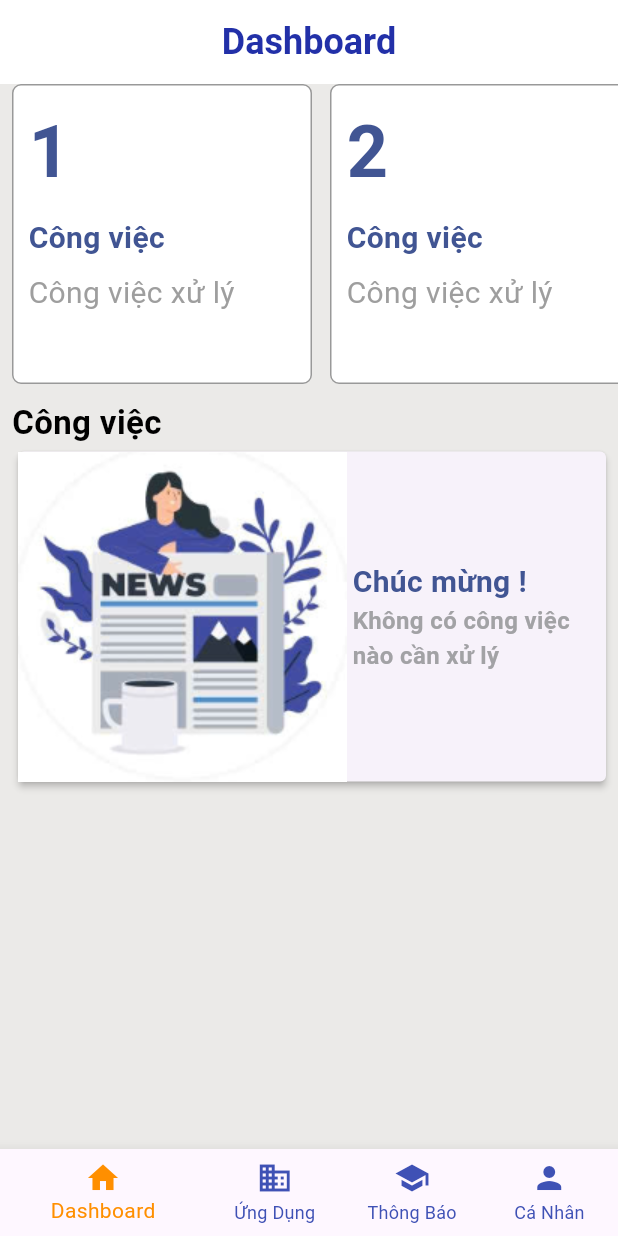
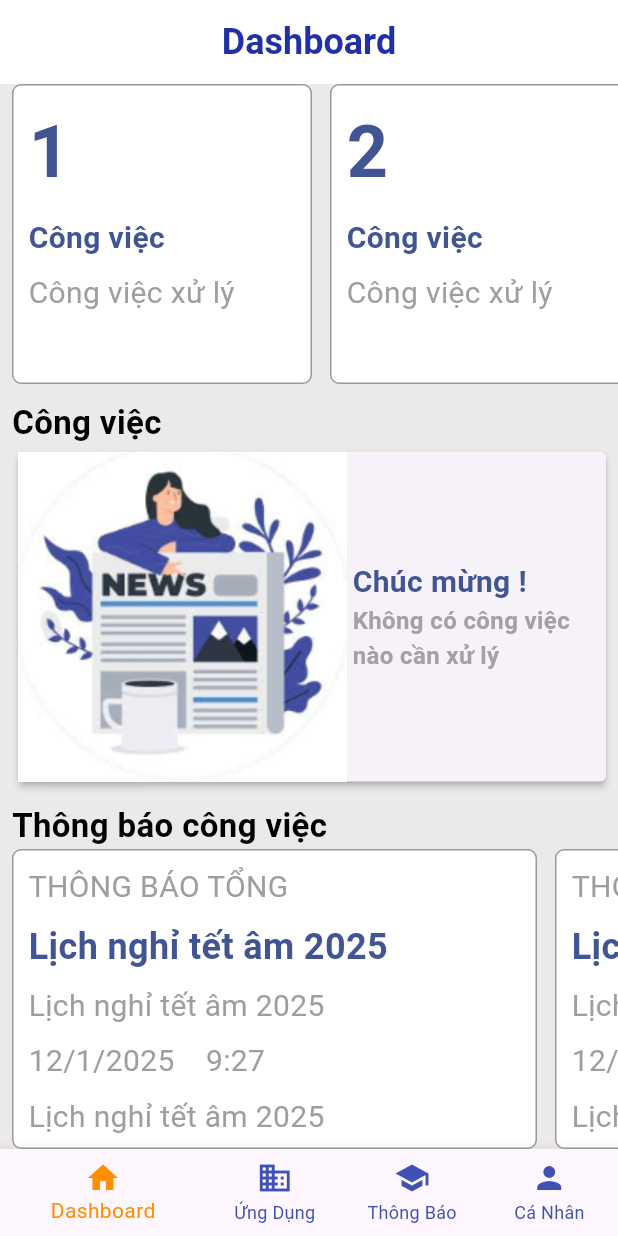
Before and after one commit to tqdaoinfo108/wayos_clone, a Flutter app: the screen it shows after launch, on a phone screen of 412 x 824 dp. Run offline on Flutter 3.47's test engine with Material 3 defaults, Android fonts, the phone set to English and light mode, and no system bars; our stand-ins replace flutter_svg, get_storage, loading_animation_widget, toastification; Roboto replaces fonts that are missing (Plus Jakarta).

Commit message:
Feat: Dashboard inform task

```diff
--- /dev/null
+++ b/lib/components/home/dashboard/inform-dashboard.dart
@@ -0,0 +1,112 @@
+import 'package:flutter/material.dart';
+import 'package:wayos_clone/utils/constants.dart';
+
+class InformDashboard extends StatelessWidget {
+  @override
+  Widget build(BuildContext context) {
+    return Column(
+      children: [
+        Row(
+          children: [
+            Text("Thông báo công việc",
+                style: TextStyle(
+                    fontSize: 22,
+                    fontWeight: FontWeight.w600,
+                    color: Colors.black)),
+          ],
+        ),
+      SizedBox(
+      height: 200, // Set height to fit the item
+      child: ListView.builder(
+        scrollDirection: Axis.horizontal, // Horizontal scrolling
+        itemCount: 10, // Number of items
+        itemBuilder: (context, index) {
+          return ItemInformDashboard(
+            type:"THÔNG BÁO TỔNG",
+            title:"Lịch nghỉ tết âm 2025",
+            description: "Lịch nghỉ tết âm 2025",
+            dateAndTime:new DateTime(2025,1,12,9,27),
+            author:"Nguyễn Văn A"
+          );
+        },
+      ),
+    )]);
+
+
+  }
+
+}
+
+class ItemInformDashboard extends StatelessWidget {
+  final String type;
+  final String title;
+  final String description;
+  final DateTime dateAndTime;
+  final String author;
+  ItemInformDashboard(
+      {required this.type, required this.title, required this.description,required this.dateAndTime,required this.author});
+
+
+  @override
+  Widget build(BuildContext context) {
+    return Container(
+      alignment: Alignment.centerLeft,
+      width: 350,
+      height:200 ,
+      margin: EdgeInsets.only(right:12),
+      padding: EdgeInsets.all(10),
+      decoration:  BoxDecoration(
+          color: Colors.white,
+          border: Border.all(color: Color.fromRGBO(0,0,0,0.4), width: 1),
+          borderRadius: BorderRadius.circular(6)
+      ),
+      child: SingleChildScrollView(
+        child: Column(
+          // mainAxisSize: MainAxisSize.min,
+          crossAxisAlignment: CrossAxisAlignment.stretch,
+          children: [
+            // row type
+            Row(
+              mainAxisAlignment: MainAxisAlignment.start,
+              children: [
+                Text(type, style: TextStyle(fontSize: 20,color: Colors.grey,  fontWeight: FontWeight.w400)),
+              ],
+            ),
+            SizedBox(height: 8),
+            // row title
+            Row(
+              mainAxisAlignment: MainAxisAlignment.start,
+              children: [
+                Text(title, style: TextStyle(fontSize: 24,color: primaryMaterialColor.shade900,  fontWeight: FontWeight.bold)),
+              ],
+            ),
+            SizedBox(height: 8),
+            // row description
+            Row(
+              mainAxisAlignment: MainAxisAlignment.start,
+              children: [
+                Text(description, style: TextStyle(fontSize: 20,color: Colors.grey,  fontWeight: FontWeight.w400)),
+              ],
+            ),
+            SizedBox(height: 8),
+            // row date time
+            Row(
+              mainAxisAlignment: MainAxisAlignment.start,
+              children: [
+                Text(dateAndTime.day.toString()+"/"+dateAndTime.month.toString()+"/"+dateAndTime.year.toString()+"    "+dateAndTime.hour.toString()+":"+dateAndTime.minute.toString(), style: TextStyle(fontSize: 20,color: Colors.grey,  fontWeight: FontWeight.w400)),
+              ],
+            ),
+            SizedBox(height: 8),
+            // row author
+            Row(
+              mainAxisAlignment: MainAxisAlignment.start,
+              children: [
+                Text(description.toString(), style: TextStyle(fontSize: 20,color: Colors.grey,  fontWeight: FontWeight.w400)),
+              ],
+            )
+          ],
+        ),
+      )
+    );
+  }
+}
--- a/lib/route/route_constants.dart
+++ b/lib/route/route_constants.dart
@@ -1,4 +1,2 @@
-const String HOME_NAVIGATION_ROUTE = "homeNavigation";
-const String logInScreenRoute = "login";
 const String LOG_IN_SCREEN_ROUTE = "login";
 const String HOME_NAVIGATION_ROUTE = "homeNavigation";
--- a/lib/screens/home/dashboard.dart
+++ b/lib/screens/home/dashboard.dart
@@ -1,4 +1,5 @@
 import 'package:flutter/material.dart';
+import 'package:wayos_clone/components/home/dashboard/inform-dashboard.dart';
 import 'package:wayos_clone/components/home/dashboard/listview-task-dashboard.dart';
 import 'package:wayos_clone/components/home/dashboard/task-dashboard.dart';
 
@@ -28,7 +29,8 @@
           spacing: 10,
           children: [
             ListViewTaskDashboard(),
-            TaskDashboardComponent()
+            TaskDashboardComponent(),
+            InformDashboard()
           ],
         ),
       )
```
